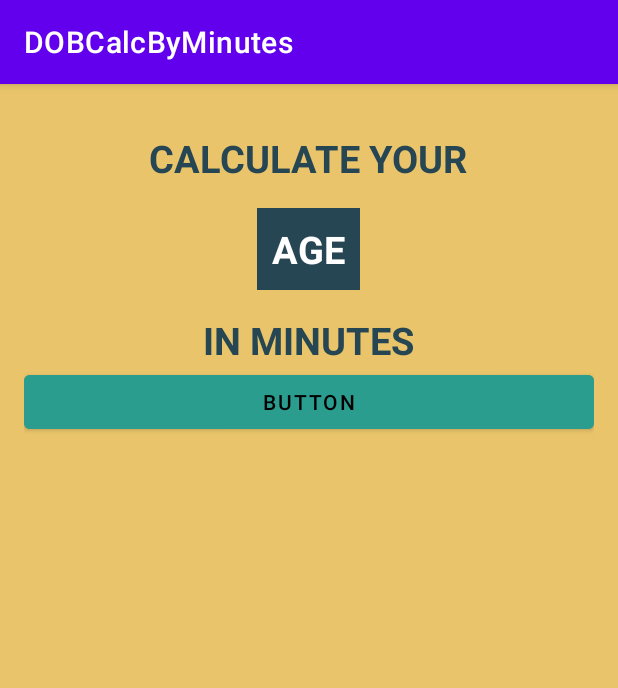
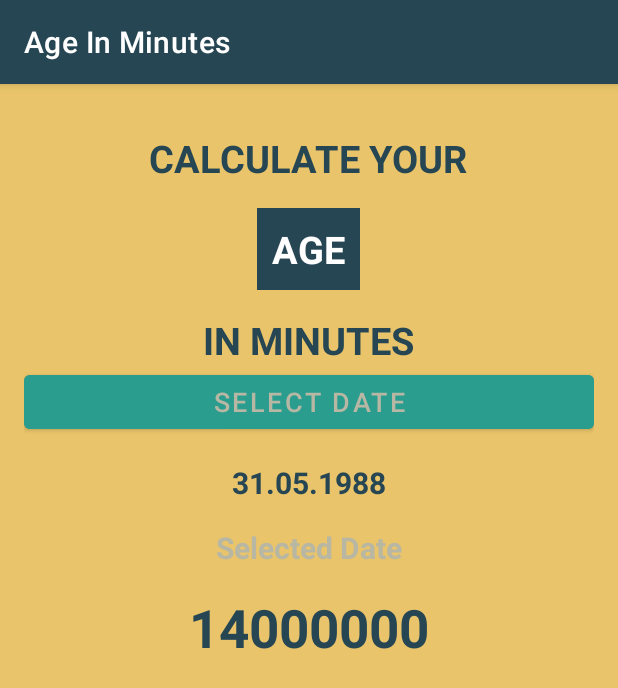
Before and after one commit to LeVi4869/AndroidDevStudies, an Android app: the screen it shows after launch (MainActivity), on a phone screen of 412 x 824 dp. Shown: the top 688 px of the screen. Run offline under Robolectric (Android 15) with nearby library versions, the phone set to English and light mode, and no system bars.

Commit message:
finishing Age In Minutes app

```diff
--- a/DOBCalcByMinutes/app/src/main/res/layout/activity_main.xml
+++ b/DOBCalcByMinutes/app/src/main/res/layout/activity_main.xml
@@ -42,12 +42,51 @@
         />
 
     <Button
-        android:id="@+id/button"
+        android:id="@+id/btnDatePicker"
         android:layout_width="match_parent"
         android:layout_height="wrap_content"
-        android:text="Button"
-        android:textColor="@color/black"
+        android:text="SELECT DATE"
+        android:textSize="18sp"
+        android:textColor="@color/lightGrey"
         android:backgroundTint="@color/btnBgColor"
+        />
+    <TextView
+        android:id="@+id/tvSelectedDate"
+        android:layout_width="wrap_content"
+        android:layout_height="wrap_content"
+        android:layout_marginTop="16dp"
+        android:text="31.05.1988"
+        android:textColor="@color/textBlue"
+        android:textSize="20sp"
+        android:textStyle="bold"
+        />
+    <TextView
+        android:layout_width="wrap_content"
+        android:layout_height="wrap_content"
+        android:layout_marginTop="16dp"
+        android:text="Selected Date"
+        android:textColor="@color/lightGrey"
+        android:textSize="20sp"
+        android:textStyle="bold"
+        />
+    <TextView
+        android:id="@+id/tvAgeInMinutes"
+        android:layout_width="wrap_content"
+        android:layout_height="wrap_content"
+        android:layout_marginTop="16dp"
+        android:text="14000000"
+        android:textColor="@color/textBlue"
+        android:textSize="35sp"
+        android:textStyle="bold"
+        />
+    <TextView
+        android:layout_width="wrap_content"
+        android:layout_height="wrap_content"
+        android:layout_marginTop="16dp"
+        android:text=""
+        android:textColor="@color/lightGrey"
+        android:textSize="20sp"
+        android:textStyle="bold"
         />
 
 </LinearLayout>
--- a/DOBCalcByMinutes/app/src/main/res/values/colors.xml
+++ b/DOBCalcByMinutes/app/src/main/res/values/colors.xml
@@ -10,4 +10,5 @@
     <color name="textBlue">#264653</color>
     <color name="bgColor">#E9C46A</color>
     <color name="btnBgColor">#2A9D8F</color>
+    <color name="lightGrey">#B7B7A4</color>
 </resources>
--- a/DOBCalcByMinutes/app/src/main/res/values/strings.xml
+++ b/DOBCalcByMinutes/app/src/main/res/values/strings.xml
@@ -1,3 +1,3 @@
 <resources>
-    <string name="app_name">DOBCalcByMinutes</string>
+    <string name="app_name">Age In Minutes</string>
 </resources>
--- a/DOBCalcByMinutes/app/src/main/res/values/themes.xml
+++ b/DOBCalcByMinutes/app/src/main/res/values/themes.xml
@@ -2,7 +2,7 @@
     <!-- Base application theme. -->
     <style name="Theme.DOBCalcByMinutes" parent="Theme.MaterialComponents.DayNight.DarkActionBar">
         <!-- Primary brand color. -->
-        <item name="colorPrimary">@color/purple_500</item>
+        <item name="colorPrimary">@color/textBlue</item>
         <item name="colorPrimaryVariant">@color/purple_700</item>
         <item name="colorOnPrimary">@color/white</item>
         <!-- Secondary brand color. -->
```
Also changed, not shown: DOBCalcByMinutes/app/src/main/java/com/example/dobcalcbyminutes/MainActivity.kt (+48 -0 lines).
